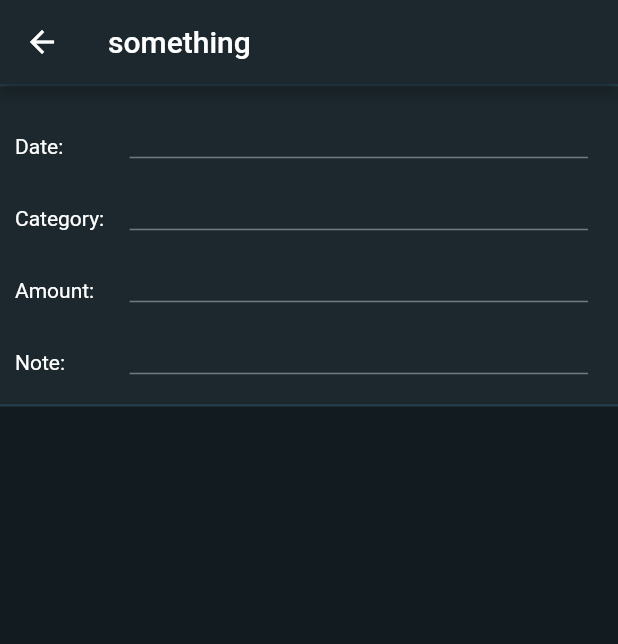
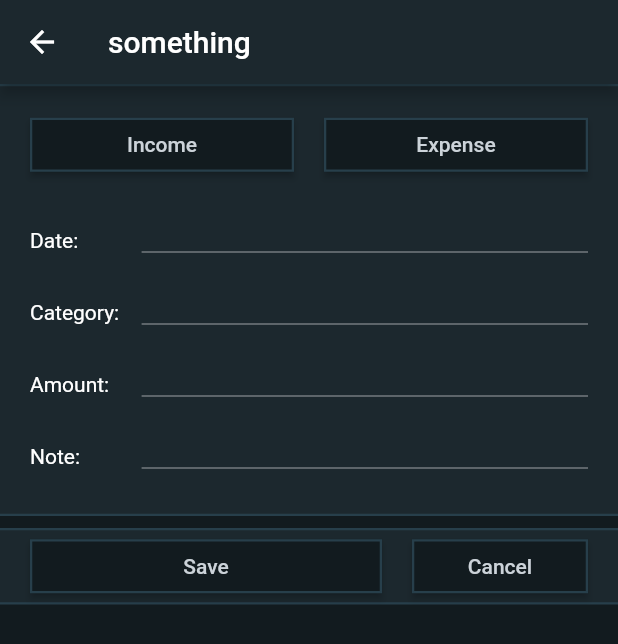
Before and after one commit to spadrejuan/budget-bayani, a Flutter app: the AddEntries screen opened directly, on a phone screen of 412 x 824 dp. Shown: the top 644 px of the screen. Run offline on Flutter 3.47's test engine with Material 2 defaults, Android fonts, the phone set to English and light mode, and no system bars; drawn by our look-alikes of flutter_form_builder; our stand-ins replace form_builder_validators, pie_chart, sqflite; accounts and stored records are empty.

Commit message:
adding entries skeleton

```diff
--- a/budget_bayani/lib/screens/add_entries.dart
+++ b/budget_bayani/lib/screens/add_entries.dart
@@ -19,10 +19,12 @@ class _AddEntriesState extends State<AddEntries> {
         backgroundColor: AppColors.PanelBGColor,
         title: Text ('something'),
       ),
-      body: const SingleChildScrollView(
+      body: SingleChildScrollView(
         child: Column(
-          children: <Widget>[
-            AddEntriesForm()
+          children:[
+            AddEntriesForm(),
+            SaveCancelButton,
+            //TODO make SaveCancelButton Stretch to end of screen
           ]
         )
       )
@@ -30,7 +32,62 @@ class _AddEntriesState extends State<AddEntries> {
   }
 }
 
-Widget IncomeExpenseButton = Container();
+Widget IncomeExpenseButton = Container(
+  padding: EdgeInsets.only(top:15),
+  child: Row(
+    mainAxisAlignment: MainAxisAlignment.spaceEvenly,
+    children: [
+      Expanded(
+        flex: 1,
+          child:ElevatedButton(
+            onPressed: ()=>{
+              //TODO doSomething
+            },
+            style: ElevatedButton.styleFrom(
+              backgroundColor: AppColors.BGColor,
+              shape: RoundedRectangleBorder(
+                side: BorderSide(
+                  color: AppColors.StrokeColor,
+                  width: 1.5,
+              )
+            ),
+
+            ),
+            child: const Text('Income',
+              style: TextStyle(
+                fontSize: 14,
+                color: AppColors.TextColor
+              ),
+            )
+        )
+      ),
+      SizedBox(width:20),
+      Expanded(
+        flex: 1,
+        child: ElevatedButton(
+          onPressed: ()=>{
+            //TODO doSomething
+          },
+          style: ElevatedButton.styleFrom(
+            backgroundColor: AppColors.BGColor,
+            shape: RoundedRectangleBorder(
+                side: BorderSide(
+                  color: AppColors.StrokeColor,
+                  width: 1.5
+                ),
+            )
+          ),
+          child: const Text('Expense',
+            style: TextStyle(
+              fontSize: 14,
+              color: AppColors.TextColor,
+            ),
+          )
+        )
+      ),
+    ]
+  )
+);
 
 class AddEntriesForm extends StatefulWidget {
   const AddEntriesForm({super.key});
@@ -47,14 +104,14 @@ class _AddEntriesFormState extends State<AddEntriesForm> {
   Widget build(BuildContext context){
     return SingleChildScrollView(
       child: Container(
-        decoration: BoxDecoration(
+        decoration: const BoxDecoration(
             color: AppColors.PanelBGColor,
             border: Border(
               top: BorderSide(color: AppColors.StrokeColor, width:1.5),
               bottom: BorderSide(color: AppColors.StrokeColor, width:1.5),
             )
         ),
-        padding: EdgeInsets.only(left:10, right: 20, bottom: 20),
+        padding: EdgeInsets.only(left:20, right: 20, bottom: 30),
         child: FormBuilder(
           key: _formKey,
           onChanged: (){
@@ -64,13 +121,12 @@ class _AddEntriesFormState extends State<AddEntriesForm> {
           autovalidateMode: AutovalidateMode.onUserInteraction,
           child: Column(
             children: [
-              //Container (child: IncomeExpenseButton),
+              IncomeExpenseButton,
               //For Date and Time Picker
               Row(
                 crossAxisAlignment: CrossAxisAlignment.end,
                 children: [
                   Expanded(
-
                     flex: 1,
                     child: Container(
                       child: Text('Date: '),
@@ -80,9 +136,9 @@ class _AddEntriesFormState extends State<AddEntriesForm> {
                     flex: 4,
                     child: FormBuilderDateTimePicker(
                       name: '',
-                      //initialValue: DateTime.now(),
+
                     )
-                  )
+                  ),
                 ]
               ),
               Row (
@@ -136,7 +192,7 @@ class _AddEntriesFormState extends State<AddEntriesForm> {
                       )
                   )
                 ]
-              )
+              ),
             ]
           ),
         )
@@ -146,4 +202,66 @@ class _AddEntriesFormState extends State<AddEntriesForm> {
 }
 
 //TODO add saving to database
-Widget SaveCancelButton = Container();
+Widget SaveCancelButton = Container(
+  decoration: const BoxDecoration(
+      color: AppColors.PanelBGColor,
+      border: Border(
+        top: BorderSide(color: AppColors.StrokeColor, width:1.5),
+        bottom: BorderSide(color: AppColors.StrokeColor, width:1.5),
+      )
+  ),
+  margin: EdgeInsets.only(top:8),
+  padding: EdgeInsets.only(left: 20, right: 20),
+    child: Row(
+      mainAxisAlignment: MainAxisAlignment.spaceEvenly,
+      children: [
+        Expanded(
+          flex: 2,
+          child:ElevatedButton(
+              onPressed: ()=>{
+                //TODO doSomething
+              },
+              style: ElevatedButton.styleFrom(
+                backgroundColor: AppColors.BGColor,
+                shape: RoundedRectangleBorder(
+                  side: BorderSide(
+                      color: AppColors.StrokeColor,
+                      width: 1.5
+                  ),
+                )
+              ),
+              child: const Text('Save',
+                style: TextStyle(
+                    fontSize: 14,
+                    color: AppColors.TextColor
+                ),
+              )
+          )
+        ),
+        SizedBox(width:20),
+        Expanded(
+          flex: 1,
+          child: ElevatedButton(
+              onPressed: ()=>{
+                //TODO doSomething
+              },
+              style: ElevatedButton.styleFrom(
+                backgroundColor: AppColors.BGColor,
+                shape: RoundedRectangleBorder(
+                  side: BorderSide(
+                      color: AppColors.StrokeColor,
+                      width: 1.5
+                  ),
+                )
+              ),
+              child: const Text('Cancel',
+                style: TextStyle(
+                  fontSize: 14,
+                  color: AppColors.TextColor,
+                ),
+              )
+          )
+        ),
+      ]
+    )
+);
```
